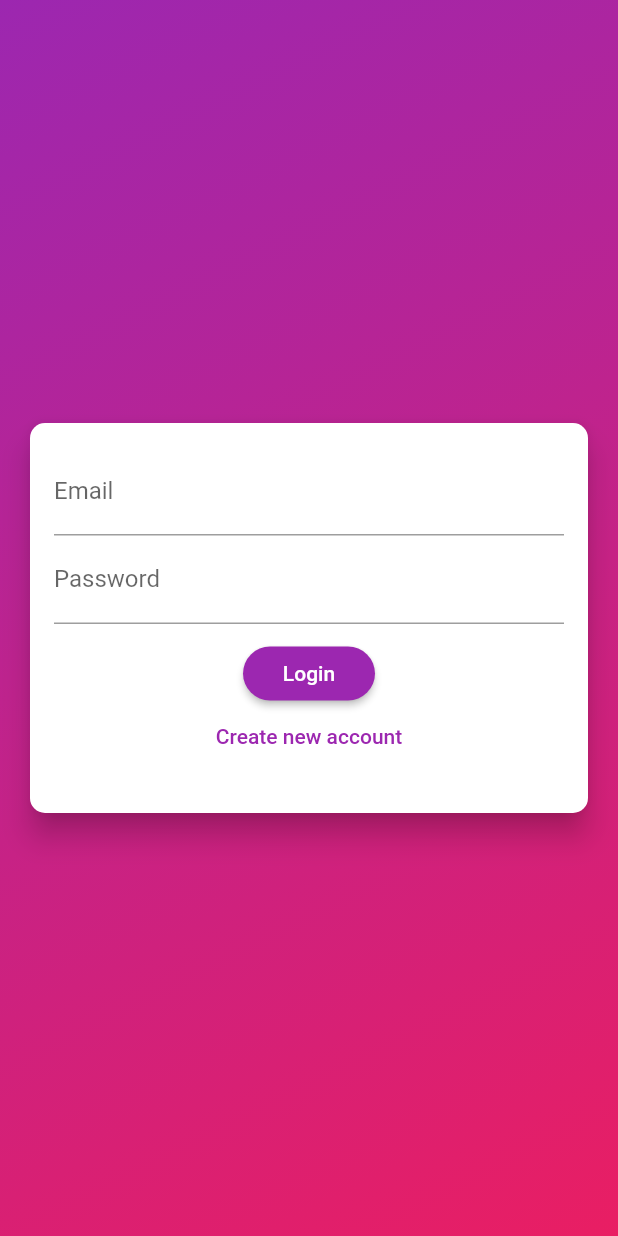
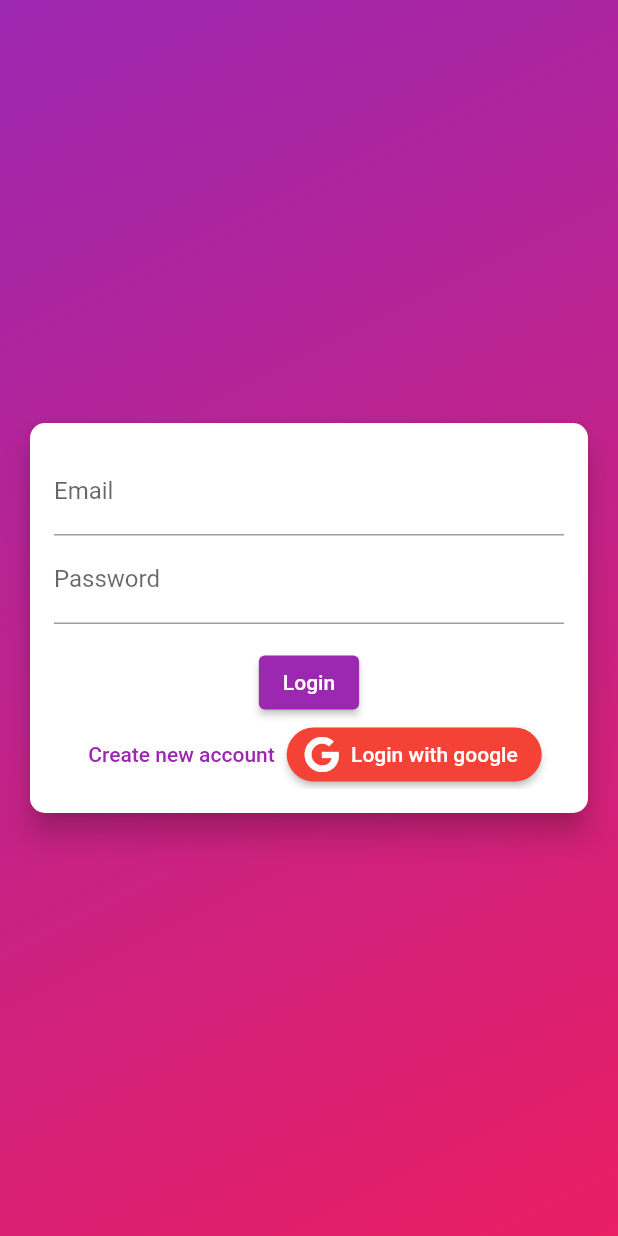
Before and after one commit to santosh4005/homeinventory, a Flutter app: the screen it shows after launch, on a phone screen of 412 x 824 dp. Run offline on Flutter 3.47's test engine with Material 2 defaults, Android fonts, the phone set to English and light mode, and no system bars; our stand-ins replace cloud_firestore, firebase_auth, firebase_core, firebase_storage, font_awesome_flutter, google_sign_in and 1 more; accounts and stored records are empty.

Commit message:
getting upto speed

```diff
--- a/lib/main.dart
+++ b/lib/main.dart
@@ -1,14 +1,16 @@
 import 'package:firebase_auth/firebase_auth.dart';
+import 'package:firebase_core/firebase_core.dart';
 import 'package:flutter/material.dart';
 import 'package:home_inventory/providers/inventoryprovider.dart';
-import 'package:home_inventory/screens/addinventory.dart';
+import 'package:home_inventory/providers/providerGoogleSignin.dart';
 import 'package:home_inventory/screens/authscreen.dart';
-import 'package:home_inventory/screens/inventory.dart';
 import 'package:home_inventory/screens/splashscreen.dart';
 import 'package:provider/provider.dart';
 import './screens/myhomepage.dart';
 
-void main() {
+void main() async {
+  WidgetsFlutterBinding.ensureInitialized();
+  await Firebase.initializeApp();
   runApp(MyApp());
 }
 
@@ -19,7 +21,11 @@ class MyApp extends StatelessWidget {
   @override
   Widget build(BuildContext context) {
     return MultiProvider(
-      providers: [ChangeNotifierProvider.value(value: ProviderInventory())],
+      providers: [
+        ChangeNotifierProvider<ProviderGoogleSignin>.value(
+            value: ProviderGoogleSignin()),
+        ChangeNotifierProvider.value(value: ProviderInventory()),
+      ],
       child: MaterialApp(
         debugShowCheckedModeBanner: false,
         title: 'Home Inventory',
@@ -39,7 +45,7 @@ class MyApp extends StatelessWidget {
           visualDensity: VisualDensity.adaptivePlatformDensity,
         ),
         home: StreamBuilder(
-          stream: FirebaseAuth.instance.onAuthStateChanged,
+          stream: FirebaseAuth.instance.authStateChanges(),
           builder: (context, snapshot) {
             if (snapshot.connectionState == ConnectionState.waiting) {
               return SplashScreen();
--- /dev/null
+++ b/lib/providers/providerGoogleSignin.dart
@@ -0,0 +1,43 @@
+import 'package:firebase_auth/firebase_auth.dart';
+import 'package:flutter/foundation.dart';
+import 'package:google_sign_in/google_sign_in.dart';
+
+class ProviderGoogleSignin with ChangeNotifier {
+  final googlesignin = GoogleSignIn();
+  bool _isSigningIn = false;
+
+  ProviderGoogleSignin() {
+    _isSigningIn = false;
+  }
+
+  bool get isSigningIn => _isSigningIn;
+
+  set isSigningIn(bool issigningin) {
+    _isSigningIn = issigningin;
+    notifyListeners();
+  }
+
+  Future login() async {
+    isSigningIn = true;
+    var user = await googlesignin.signIn();
+    if (user == null) {
+      isSigningIn = false;
+      return;
+    } else {
+      final googleauth = await user.authentication;
+      final credential = GoogleAuthProvider.credential(
+        accessToken: googleauth.accessToken,
+        idToken: googleauth.idToken,
+      );
+
+      await FirebaseAuth.instance.signInWithCredential(credential);
+
+      isSigningIn = false;
+    }
+  }
+
+  Future logout() async {
+    await googlesignin.disconnect();
+    FirebaseAuth.instance.signOut();
+  }
+}
--- a/lib/screens/addinventory.dart
+++ b/lib/screens/addinventory.dart
@@ -59,9 +59,10 @@ class _ScreenAddInventoryState extends State<ScreenAddInventory> {
           .child('inventory_image')
           .child(inventoryitem.id + '.jpg');
 
-      await imgRef.putFile(_inventoryImageFile).onComplete;
+      await imgRef.putFile(_inventoryImageFile).whenComplete(() async {
+        inventoryitem.imageUrl = await imgRef.getDownloadURL();
+      });
 
-      inventoryitem.imageUrl = await imgRef.getDownloadURL();
       await Provider.of<ProviderInventory>(context, listen: false)
           .updateInventory(inventoryitem);
     }
--- a/lib/widgets/authform.dart
+++ b/lib/widgets/authform.dart
@@ -1,4 +1,7 @@
 import 'package:flutter/material.dart';
+import 'package:font_awesome_flutter/font_awesome_flutter.dart';
+import 'package:home_inventory/providers/providerGoogleSignin.dart';
+import 'package:provider/provider.dart';
 import 'dart:io';
 import './userimagepicker.dart';
 
@@ -140,7 +143,9 @@ class _AuthFormState extends State<AuthForm>
                           textInputAction: TextInputAction.next,
                           onFieldSubmitted: (value) =>
                               FocusScope.of(context).requestFocus(password),
-                          decoration: InputDecoration(labelText: "Username"),
+                          decoration: InputDecoration(
+                              labelText: "Username",
+                              errorStyle: TextStyle(color: Colors.red)),
                         ),
                       ),
                     ),
@@ -166,20 +171,43 @@ class _AuthFormState extends State<AuthForm>
                       backgroundColor: Theme.of(context).primaryColor,
                     ),
                   if (!widget.isLoading)
-                    RaisedButton(
-                      color: Theme.of(context).primaryColor,
-                      textColor: Colors.white,
-                        materialTapTargetSize: MaterialTapTargetSize.shrinkWrap,
+                    ElevatedButton(
+                        style: ElevatedButton.styleFrom(
+                          primary: Theme.of(context).primaryColor,
+                          onPrimary: Colors.white,
+                        ),
                         onPressed: _submitForm,
                         child: Text(_isLogin ? "Login" : "Sign Up")),
                   if (!widget.isLoading)
-                    FlatButton(
-                      child: Text(_isLogin
-                          ? "Create new account"
-                          : "Already have an account"),
-                      textColor: Theme.of(context).primaryColor,
-                      onPressed: _switchAuthMode,
-                    )
+                    Wrap(
+                      direction: Axis.horizontal,
+                      runSpacing: 5,
+                      children: [
+                        TextButton(
+                          child: Text(_isLogin
+                              ? "Create new account"
+                              : "Already have an account"),
+                          style: TextButton.styleFrom(
+                            primary: Theme.of(context).primaryColor,
+                          ),
+                          onPressed: _switchAuthMode,
+                        ),
+                        ElevatedButton.icon(
+                          icon: FaIcon(FontAwesomeIcons.google),
+                          label: Text("Login with google"),
+                          style: ElevatedButton.styleFrom(
+                            primary: Colors.red,
+                            shape: StadiumBorder(),
+                          ),
+                          onPressed: () {
+                            var googleprovider =
+                                Provider.of<ProviderGoogleSignin>(context,
+                                    listen: false);
+                            googleprovider.login();
+                          },
+                        ),
+                      ],
+                    ),
                 ],
               ),
             ),
```
Also changed, not shown: lib/providers/inventoryprovider.dart (+32 -31 lines), lib/screens/authscreen.dart (+9 -9 lines), lib/screens/inventory.dart (+8 -5 lines), pubspec.yaml (+8 -5 lines), pubspec.lock, 2 other files.
